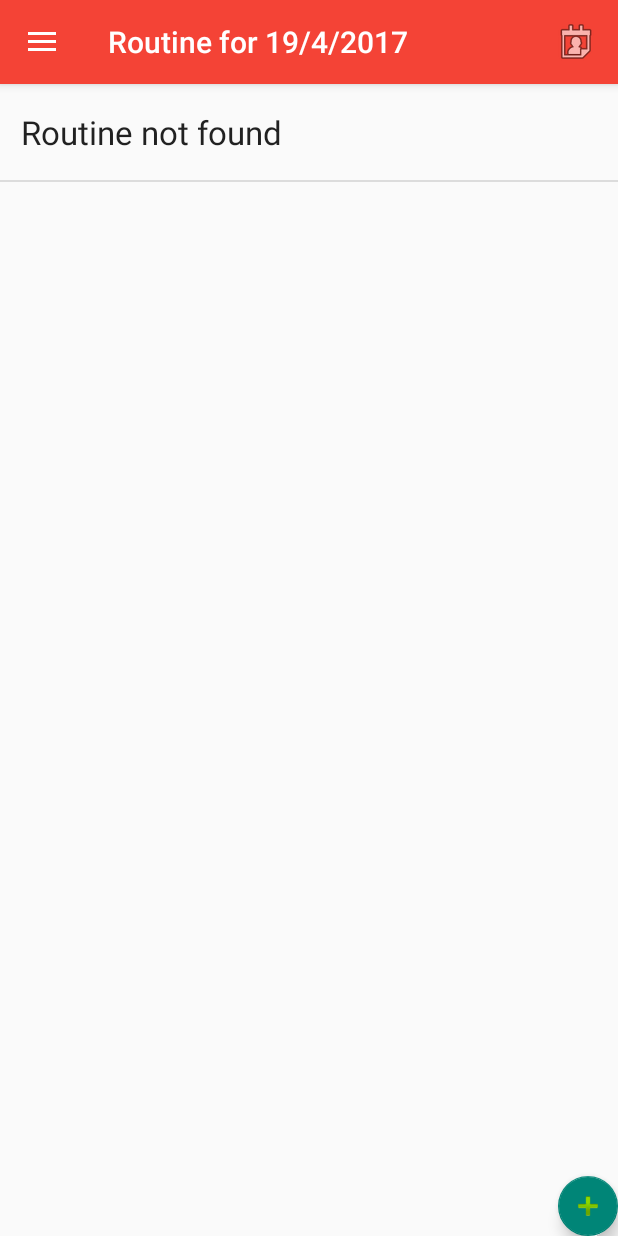
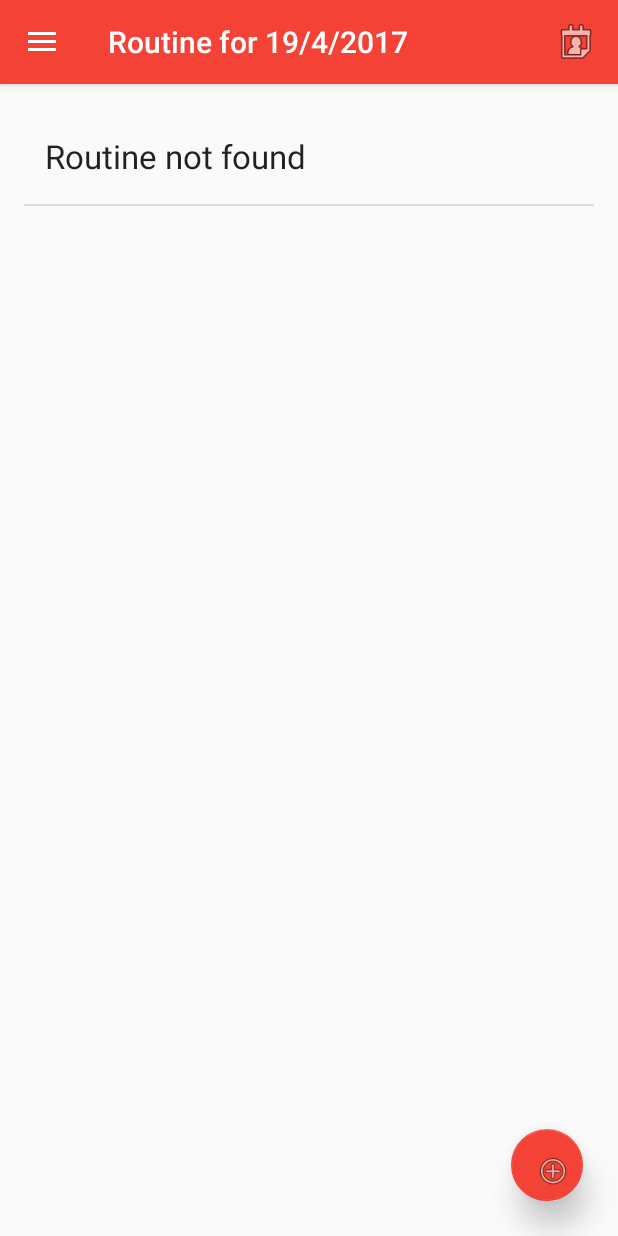
Before and after one commit to PeterMcteague/My-Fitness, an Android app: the RoutineFragment screen opened directly, with no data from a screen before it, on a phone screen of 412 x 824 dp. Run offline under Robolectric (Android 15) with nearby library versions, the phone set to English and light mode, and no system bars; 2 statements that could not run were skipped.

Commit message:
Made button consistent between routine and info
Now are placed the same relatively, are the same size color etc.

```diff
--- a/app/src/main/res/layout/fragment_routine.xml
+++ b/app/src/main/res/layout/fragment_routine.xml
@@ -9,7 +9,9 @@
     <LinearLayout
         android:layout_width="match_parent"
         android:layout_height="match_parent"
-        android:orientation="horizontal">
+        android:layout_margin="16dp"
+        android:orientation="horizontal"
+        android:id="@+id/linearLayout2">
 
         <ListView
             android:id="@+id/routine_layout_list"
@@ -20,16 +22,19 @@
     </LinearLayout>
 
     <android.support.design.widget.FloatingActionButton
-        android:id="@+id/routine_add_to_routine_button"
-        android:layout_width="wrap_content"
-        android:layout_height="wrap_content"
-        android:layout_alignParentBottom="true"
-        android:layout_alignParentEnd="true"
-        android:layout_alignParentRight="true"
-        android:layout_alignParentStart="false"
-        android:layout_centerInParent="false"
+        android:id="@+id/add_picture_button"
+        android:layout_width="48dp"
+        android:layout_height="48dp"
         android:clickable="true"
-        app:fabSize="mini"
-        app:srcCompat="@android:drawable/ic_input_add" />
+        app:backgroundTint="@color/colorPrimary"
+        app:elevation="12dp"
+        app:fabSize="normal"
+        app:srcCompat="@android:drawable/ic_menu_add"
+        android:layout_alignBottom="@+id/linearLayout2"
+        android:layout_alignRight="@+id/linearLayout2"
+        android:layout_alignEnd="@+id/linearLayout2"
+        android:layout_marginRight="7dp"
+        android:layout_marginEnd="7dp"
+        android:layout_marginBottom="7dp" />
 
 </RelativeLayout>
```
Also changed, not shown: app/src/main/res/layout/fragment_diet.xml (+9 -13 lines), app/src/main/res/layout/fragment_info.xml (+8 -10 lines).
